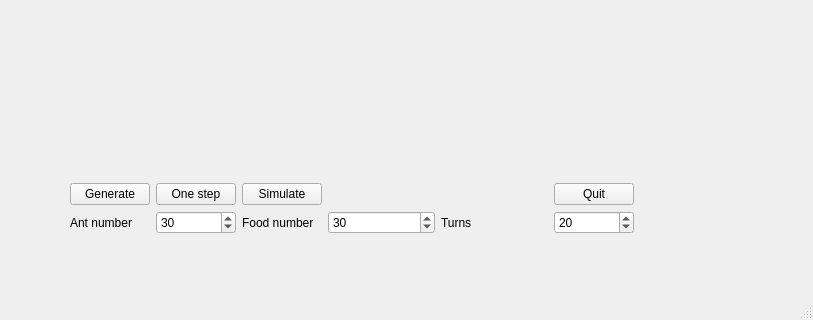
Old version of the form interface.ui in the repository QuentinVintras/ANT_Project; both pictures show x 0 to 813 and y 306 to 626 of the 813 by 626 pixel window.
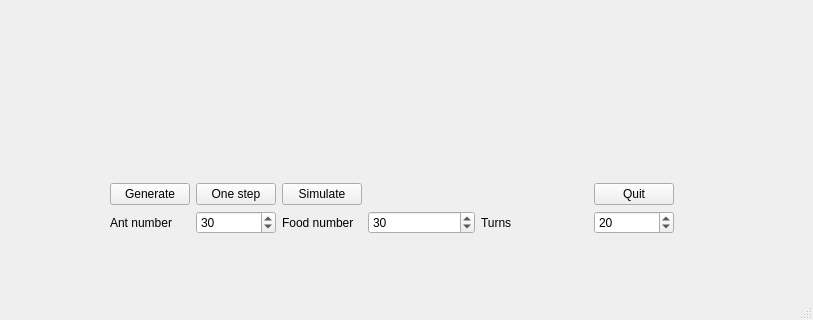
New version of the form.

What changed in the file:
```diff
--- a/interface.ui
+++ b/interface.ui
@@ -27,7 +27,7 @@
    <widget class="QWidget" name="layoutWidget">
     <property name="geometry">
      <rect>
-      <x>70</x>
+      <x>110</x>
       <y>470</y>
       <width>564</width>
       <height>101</height>
```
